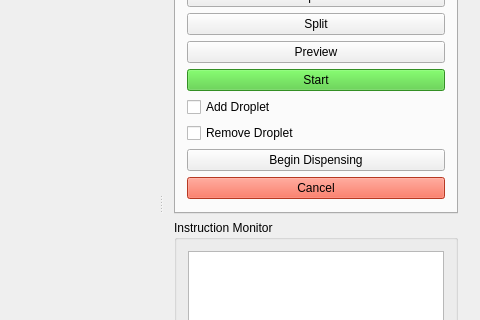
Before: the Qt Designer form GUI/mainwindow.ui in abting/Digital-Microfluidics-GUI, drawn with Qt 5; both pictures show x 615 to 1095 and y 110 to 430 of the 1095 by 768 pixel window.
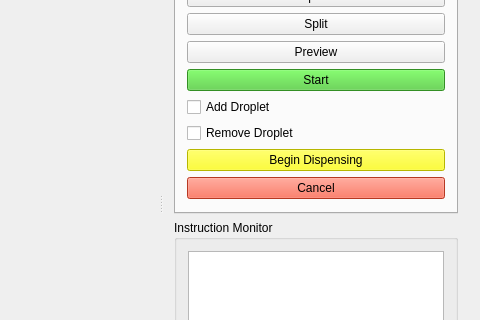
After: the same form once the commit is applied.

```diff
--- a/GUI/mainwindow.ui
+++ b/GUI/mainwindow.ui
@@ -132,6 +132,9 @@
             </item>
             <item>
              <widget class="QPushButton" name="BeginButton">
+              <property name="styleSheet">
+               <string notr="true">background: rgb(255, 255, 0)</string>
+              </property>
               <property name="text">
                <string>Begin Dispensing</string>
               </property>
```
Left out of the diff: 17 changed lines with no effect on the pictures.
